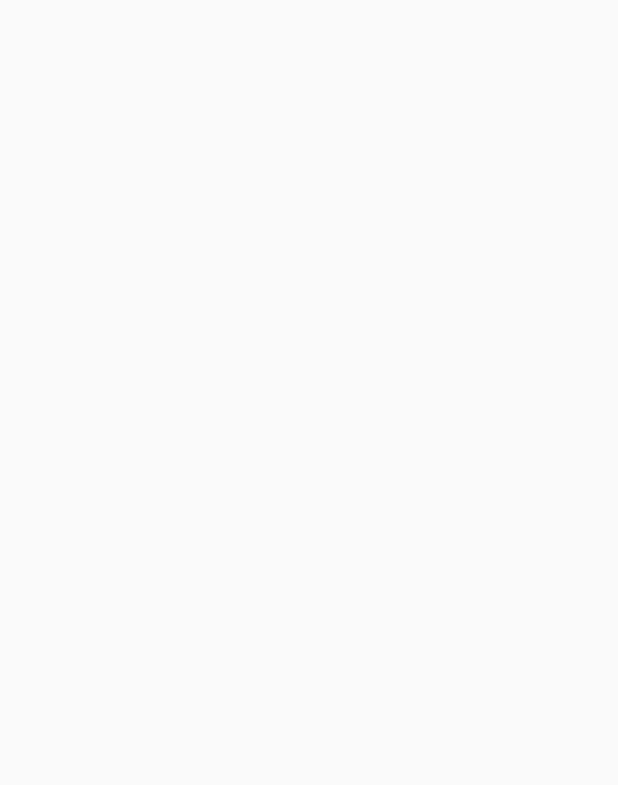
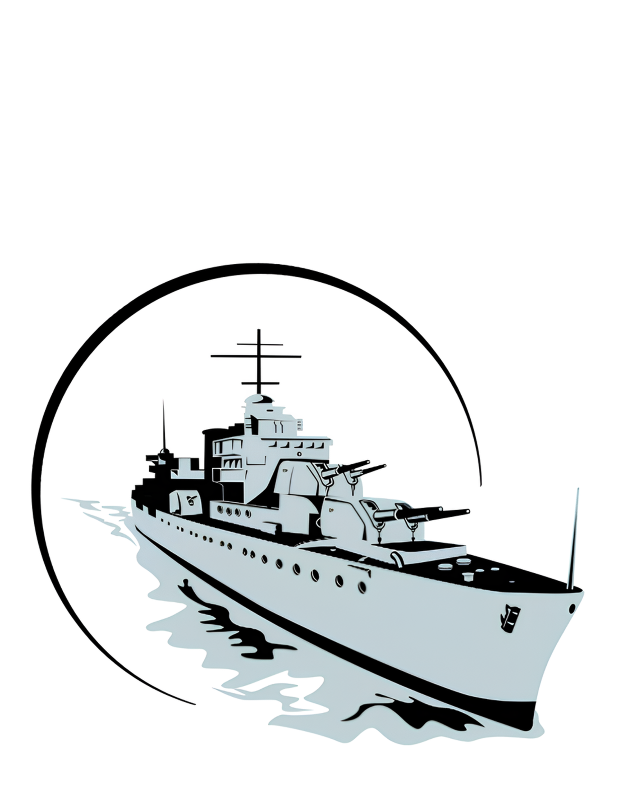
Before and after one commit to CarmineRaduazzo/battleship_game, an Android app built with Jetpack Compose: the screen it shows after launch (MainActivity), on a phone screen of 412 x 824 dp. Before the commit the part shown is empty. Shown: the top 785 px of the screen. Run offline under Robolectric (Android 15) with nearby library versions, the phone set to English and light mode, and no system bars.

Commit message:
Inserimento immagine "home_image"

```diff
--- a/app/src/main/java/com/example/battleship/MainActivity.kt
+++ b/app/src/main/java/com/example/battleship/MainActivity.kt
@@ -1,13 +1,26 @@
 package com.example.battleship
-
 import android.os.Bundle
 import androidx.activity.ComponentActivity
 import androidx.activity.compose.setContent
 import androidx.activity.enableEdgeToEdge
+import androidx.compose.foundation.Image
+import androidx.compose.foundation.background
+import androidx.compose.foundation.layout.*
+import androidx.compose.ui.Alignment
+import androidx.compose.ui.Modifier
+import androidx.compose.ui.res.painterResource
+import androidx.compose.ui.unit.dp
+import androidx.navigation.compose.NavHost
+import androidx.navigation.compose.composable
+import androidx.navigation.compose.rememberNavController
 import com.example.battleship.ui.theme.BattleShipTheme
+
+
+import androidx.compose.ui.graphics.Color
+import androidx.compose.ui.layout.ContentScale
+import androidx.compose.ui.text.font.FontFamily
 import androidx.compose.ui.text.font.Font
-import androidx.compose.ui.text.font.FontFamily
-import androidx.navigation.compose.rememberNavController
+
 
 class MainActivity : ComponentActivity() {
     override fun onCreate(savedInstanceState: Bundle?) {
@@ -18,6 +31,31 @@ class MainActivity : ComponentActivity() {
                 val navController = rememberNavController()
                 val customFont = FontFamily(Font(R.font.inter_extrabold))
 
+                NavHost(navController = navController, startDestination = "menu") {
+                    composable("menu") {
+                        Box(
+                            modifier = Modifier
+                                .fillMaxSize()
+                                .background(Color(0xFFFFFFFF))
+                                .padding(top = 125.dp),
+                            contentAlignment = Alignment.TopCenter
+                        ) {
+                            Column(
+                                modifier = Modifier.fillMaxSize(),
+                                horizontalAlignment = Alignment.CenterHorizontally
+                            ) {
+                                Image(
+                                    painter = painterResource(id = R.drawable.home_image),
+                                    contentDescription = "Home Image",
+                                    contentScale = ContentScale.Crop,
+                                    modifier = Modifier
+                                        .fillMaxWidth()
+                                        .height(430.dp)
+                                )
+                            }
+                        }
+                    }
+                }
             }
         }
     }
```
Also changed, not shown: app/src/main/res/drawable/home_image.png (added).
